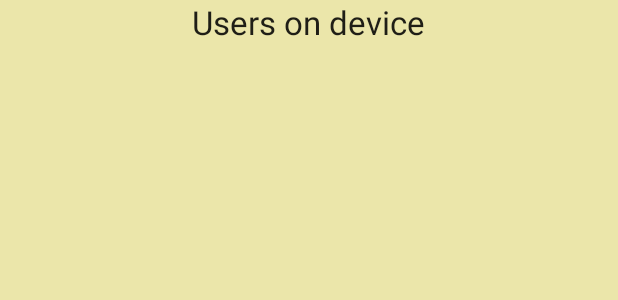
After one commit to zenmasterjobo/CS370_Group_Project, an Android app: the layout userlist.xml on its own in the app's theme, with its tools: preview values and no code run, on a phone screen of 412 x 824 dp. The commit adds this screen. Shown: the top 300 px of the screen. Run offline under Robolectric (Android 15) with nearby library versions, the phone set to English and light mode, and no system bars.

```diff
--- a/Peg_Master/app/src/main/AndroidManifest.xml
+++ b/Peg_Master/app/src/main/AndroidManifest.xml
@@ -37,6 +37,10 @@
                 android:name="android.support.PARENT_ACTIVITY"
                 android:value="edu.sonoma.group.peg_master.overworld" />
         </activity>
+
+        <activity android:name=".UserList"
+            android:theme="@style/AppTheme.CustomTheme"></activity>
+
     </application>
 
 </manifest>
--- /dev/null
+++ b/Peg_Master/app/src/main/res/layout/userlist.xml
@@ -0,0 +1,14 @@
+<?xml version="1.0" encoding="utf-8"?>
+<RelativeLayout xmlns:android="http://schemas.android.com/apk/res/android"
+    android:layout_width="match_parent" android:layout_height="match_parent"
+    android:background="#ebe6aa">
+
+    <TextView
+        android:layout_width="wrap_content"
+        android:layout_height="wrap_content"
+        android:textAppearance="?android:attr/textAppearanceLarge"
+        android:text="Users on device"
+        android:id="@+id/textView"
+        android:layout_alignParentTop="true"
+        android:layout_centerHorizontal="true" />
+</RelativeLayout>
--- a/Peg_Master/app/src/main/res/values/styles.xml
+++ b/Peg_Master/app/src/main/res/values/styles.xml
@@ -25,6 +25,10 @@
         <item name="windowNoTitle">true</item>
     </style>
 
+    <style name ="AppTheme.CustomTheme">
+        <item name = "android:windowIsTranslucent">true</item>
+    </style>
+
     <style name="AppTheme.AppBarOverlay" parent="ThemeOverlay.AppCompat.Dark.ActionBar" />
 
     <style name="AppTheme.PopupOverlay" parent="ThemeOverlay.AppCompat.Light" />
```
Also changed, not shown: Peg_Master/app/src/main/java/edu/sonoma/group/peg_master/MainMenuFragment.java (+17 -2 lines), Peg_Master/app/src/main/java/edu/sonoma/group/peg_master/UserList.java (added, +27 -0 lines).
